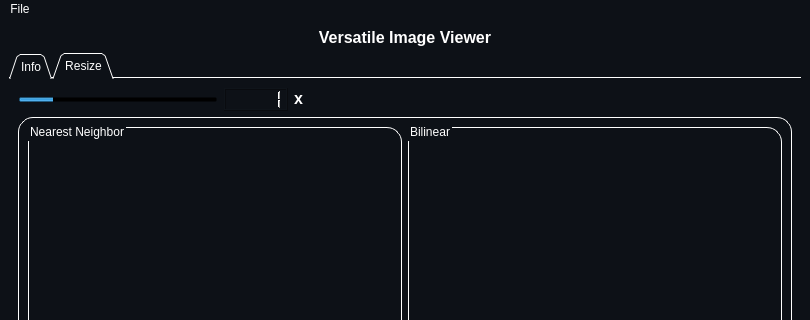
Zeyad-Alo/DICOM-Viewer, file resources/MainWindow.ui: the form before one commit; both pictures show x 0 to 810 and y 0 to 320 of the 810 by 562 pixel window.
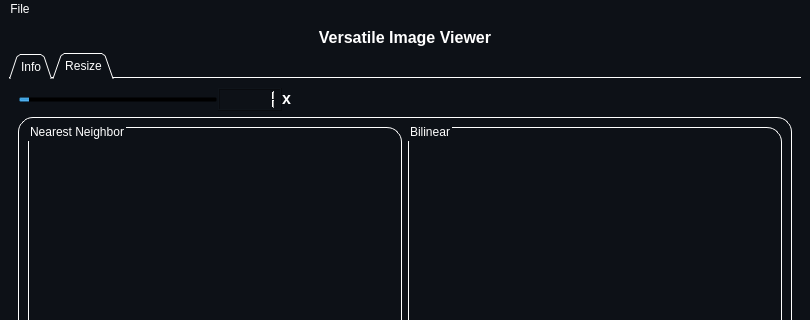
The form after the commit. The open tabs and pages were chosen to show the change. Icons and pictures are not drawn.

Diff of the .ui file:
```diff
--- a/resources/MainWindow.ui
+++ b/resources/MainWindow.ui
@@ -158,6 +158,9 @@
        <layout class="QGridLayout" name="gridLayout_3">
         <item row="0" column="0">
          <layout class="QHBoxLayout" name="horizontalLayout_3">
+          <property name="spacing">
+           <number>0</number>
+          </property>
           <item>
            <widget class="QSlider" name="size_slider">
             <property name="maximumSize">
@@ -193,7 +196,7 @@
              <number>1</number>
             </property>
             <property name="maximum">
-             <number>50</number>
+             <number>160</number>
             </property>
             <property name="sliderPosition">
              <number>10</number>
```
Left out of the diff: 26 changed lines with no effect on the pictures.
